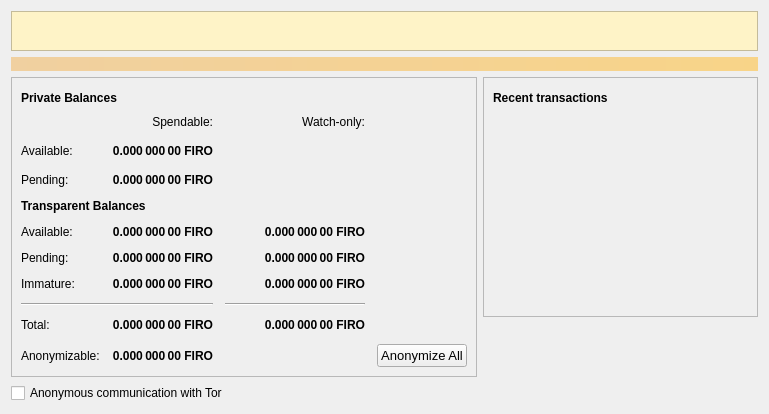
firoorg/firo, file src/qt/forms/overviewpage.ui: the form before one commit.
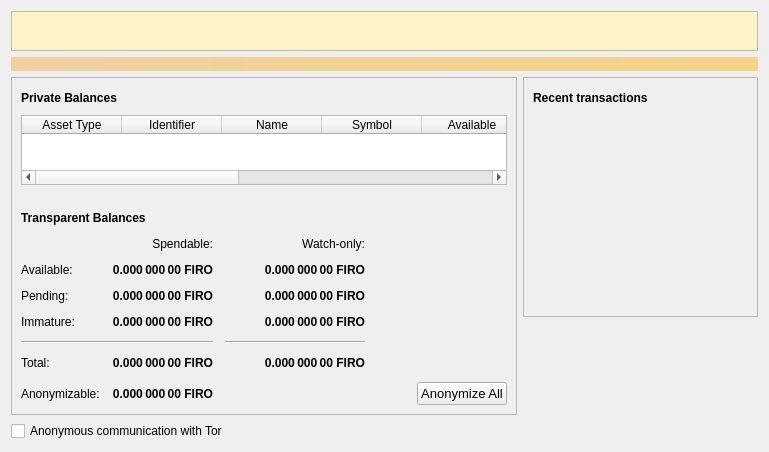
The form after the commit. Icons and pictures are not drawn.

Commit message: Overview page redesign to display any spats balances as well. Also a small refactoring in myownspats code.

The edit to the form file:
```diff
--- a/src/qt/forms/overviewpage.ui
+++ b/src/qt/forms/overviewpage.ui
@@ -15,75 +15,75 @@
   </property>
   <layout class="QVBoxLayout" name="topLayout">
    <item>
-     <widget class="QFrame" name="warningFrame">
-      <property name="frameShape">
-       <enum>QFrame::StyledPanel</enum>
-      </property>
-      <property name="frameShadow">
-       <enum>QFrame::Raised</enum>
-      </property>
-       <property name="styleSheet">
-         <string>font-size: 14px; color: #92400E; background-color:#FEF3C7;</string>
-       </property>
-      <layout class="QHBoxLayout" name="warningLayout">
-       <item>
-        <spacer name="horizontalSpacer_warning1">
-          <property name="orientation">
-          <enum>Qt::Horizontal</enum>
-          </property>
-          <property name="sizeHint" stdset="0">
-          <size>
+    <widget class="QFrame" name="warningFrame">
+     <property name="styleSheet">
+      <string>font-size: 14px; color: #92400E; background-color:#FEF3C7;</string>
+     </property>
+     <property name="frameShape">
+      <enum>QFrame::StyledPanel</enum>
+     </property>
+     <property name="frameShadow">
+      <enum>QFrame::Raised</enum>
+     </property>
+     <layout class="QHBoxLayout" name="warningLayout">
+      <item>
+       <spacer name="horizontalSpacer_warning1">
+        <property name="orientation">
+         <enum>Qt::Horizontal</enum>
+        </property>
+        <property name="sizeHint" stdset="0">
+         <size>
           <width>20</width>
           <height>20</height>
-          </size>
-          </property>
-        </spacer>
-       </item>
-       <item>
-         <widget class="QLabel" name="textWarning1">
-           <property name="text">
-           <string> </string>
-           </property>
-           <property name="alignment">
-             <set>Qt::AlignCenter</set>
-           </property>
-         </widget>
-       </item>
-       <item>
+         </size>
+        </property>
+       </spacer>
+      </item>
+      <item>
+       <widget class="QLabel" name="textWarning1">
+        <property name="text">
+         <string/>
+        </property>
+        <property name="alignment">
+         <set>Qt::AlignCenter</set>
+        </property>
+       </widget>
+      </item>
+      <item>
        <widget class="QPushButton" name="migrateButton">
-         <property name="text">
+        <property name="styleSheet">
+         <string>padding-left: -60px; padding-right: -60px; font-weight: bold</string>
+        </property>
+        <property name="text">
          <string> Click here </string>
-         </property>
-         <property name="styleSheet">
-          <string>padding-left: -60px; padding-right: -60px; font-weight: bold</string>
-         </property>
+        </property>
        </widget>
-       </item>
-       <item>
-         <widget class="QLabel" name="textWarning2">
-           <property name="text">
-           <string> </string>
-           </property>
-           <property name="alignment">
-             <set>Qt::AlignCenter</set>
-           </property>
-         </widget>
-       </item>
-       <item>
-        <spacer name="horizontalSpacer_warning2">
-          <property name="orientation">
-          <enum>Qt::Horizontal</enum>
-          </property>
-          <property name="sizeHint" stdset="0">
-          <size>
+      </item>
+      <item>
+       <widget class="QLabel" name="textWarning2">
+        <property name="text">
+         <string/>
+        </property>
+        <property name="alignment">
+         <set>Qt::AlignCenter</set>
+        </property>
+       </widget>
+      </item>
+      <item>
+       <spacer name="horizontalSpacer_warning2">
+        <property name="orientation">
+         <enum>Qt::Horizontal</enum>
+        </property>
+        <property name="sizeHint" stdset="0">
+         <size>
           <width>40</width>
           <height>20</height>
-          </size>
-          </property>
-        </spacer>
-       </item>
-      </layout>
-      </widget>
+         </size>
+        </property>
+       </spacer>
+      </item>
+     </layout>
+    </widget>
    </item>
    <item>
     <widget class="QLabel" name="labelAlerts">
@@ -105,7 +105,7 @@
     </widget>
    </item>
    <item>
-    <layout class="QHBoxLayout" name="horizontalLayout" stretch="1,1">
+    <layout class="QHBoxLayout" name="horizontalLayout" stretch="0,1">
      <item>
       <layout class="QVBoxLayout" name="verticalLayout_2">
        <item>
@@ -180,18 +180,81 @@
             </item>
            </layout>
           </item>
+          <item>
+           <widget class="QTableWidget" name="tableWidgetSparkBalances">
+            <property name="editTriggers">
+             <set>QAbstractItemView::NoEditTriggers</set>
+            </property>
+            <property name="alternatingRowColors">
+             <bool>true</bool>
+            </property>
+            <property name="selectionMode">
+             <enum>QAbstractItemView::SingleSelection</enum>
+            </property>
+            <property name="selectionBehavior">
+             <enum>QAbstractItemView::SelectRows</enum>
+            </property>
+            <property name="sortingEnabled">
+             <bool>true</bool>
+            </property>
+            <property name="columnCount">
+             <number>9</number>
+            </property>
+            <attribute name="horizontalHeaderStretchLastSection">
+             <bool>true</bool>
+            </attribute>
+            <column>
+             <property name="text">
+              <string>Asset Type</string>
+             </property>
+            </column>
+            <column>
+             <property name="text">
+              <string>Identifier</string>
+             </property>
+            </column>
+            <column>
+             <property name="text">
+              <string>Name</string>
+             </property>
+            </column>
+            <column>
+             <property name="text">
+              <string>Symbol</string>
+             </property>
+            </column>
+            <column>
+             <property name="text">
+              <string>Available</string>
+             </property>
+            </column>
+            <column>
+             <property name="text">
+              <string>Pending</string>
+             </property>
+            </column>
+            <column>
+             <property name="text">
+              <string>Fungible</string>
+             </property>
+            </column>
+            <column>
+             <property name="text">
+              <string>Metadata</string>
+             </property>
+            </column>
+            <column>
+             <property name="text">
+              <string>Description</string>
+             </property>
+            </column>
+           </widget>
+          </item>
           <item>
            <layout class="QGridLayout" name="gridLayout">
             <property name="spacing">
              <number>12</number>
             </property>
-            <item row="16" column="0">
-             <widget class="QLabel" name="labelAnonymizableText">
-              <property name="text">
-               <string>Anonymizable:</string>
-              </property>
-             </widget>
-            </item>
             <item row="2" column="3">
              <spacer name="horizontalSpacer_2">
               <property name="orientation">
@@ -205,62 +268,8 @@
               </property>
              </spacer>
             </item>
-            <item row="6" column="0" colspan="2">
-             <widget class="QLabel" name="label">
-              <property name="font">
-               <font>
-                <weight>75</weight>
-                <bold>true</bold>
-               </font>
-              </property>
-              <property name="text">
-               <string>Transparent Balances</string>
-              </property>
-             </widget>
-            </item>
-            <item row="16" column="1">
-             <widget class="QLabel" name="labelAnonymizable">
-              <property name="font">
-               <font>
-                <weight>75</weight>
-                <bold>true</bold>
-               </font>
-              </property>
-              <property name="text">
-               <string>0.000 000 00 FIRO</string>
-              </property>
-              <property name="alignment">
-               <set>Qt::AlignRight|Qt::AlignTrailing|Qt::AlignVCenter</set>
-              </property>
-             </widget>
-            </item>
-            <item row="11" column="2">
-             <widget class="QLabel" name="labelWatchPending">
-              <property name="font">
-               <font>
-                <weight>75</weight>
-                <bold>true</bold>
-               </font>
-              </property>
-              <property name="cursor">
-               <cursorShape>IBeamCursor</cursorShape>
-              </property>
-              <property name="toolTip">
-               <string>Unconfirmed transactions to watch-only addresses</string>
-              </property>
-              <property name="text">
-               <string notr="true">0.000 000 00 FIRO</string>
-              </property>
-              <property name="alignment">
-               <set>Qt::AlignRight|Qt::AlignTrailing|Qt::AlignVCenter</set>
-              </property>
-              <property name="textInteractionFlags">
-               <set>Qt::LinksAccessibleByMouse|Qt::TextSelectableByKeyboard|Qt::TextSelectableByMouse</set>
-              </property>
-             </widget>
-            </item>
             <item row="10" column="1">
-             <widget class="QLabel" name="labelBalance">
+             <widget class="QLabel" name="labelUnconfirmed">
               <property name="font">
                <font>
                 <weight>75</weight>
@@ -271,42 +280,7 @@
                <cursorShape>IBeamCursor</cursorShape>
               </property>
               <property name="toolTip">
-               <string>Your current spendable balance</string>
-              </property>
-              <property name="text">
-               <string notr="true">0.000 000 00 FIRO</string>
-              </property>
-              <property name="alignment">
-               <set>Qt::AlignRight|Qt::AlignTrailing|Qt::AlignVCenter</set>
-              </property>
-              <property name="textInteractionFlags">
-               <set>Qt::LinksAccessibleByMouse|Qt::TextSelectableByKeyboard|Qt::TextSelectableByMouse</set>
-              </property>
-             </widget>
-            </item>
-            <item row="0" column="1">
-             <widget class="QLabel" name="labelSpendable">
-              <property name="text">
-               <string>Spendable:</string>
-              </property>
-              <property name="alignment">
-               <set>Qt::AlignRight|Qt::AlignTrailing|Qt::AlignVCenter</set>
-              </property>
-             </widget>
-            </item>
-            <item row="10" column="2">
-             <widget class="QLabel" name="labelWatchAvailable">
-              <property name="font">
-               <font>
-                <weight>75</weight>
-                <bold>true</bold>
-               </font>
-              </property>
-              <property name="cursor">
-               <cursorShape>IBeamCursor</cursorShape>
-              </property>
-              <property name="toolTip">
-               <string>Your current balance in watch-only addresses</string>
+               <string>Total of transactions that have yet to be confirmed, and do not yet count toward the spendable balance</string>
               </property>
               <property name="text">
                <string notr="true">0.000 000 00 FIRO</string>
@@ -320,71 +294,45 @@
              </widget>
             </item>
             <item row="11" column="0">
+             <widget class="QLabel" name="labelImmatureText">
+              <property name="text">
+               <string>Immature:</string>
+              </property>
+             </widget>
+            </item>
+            <item row="14" column="1">
+             <widget class="QLabel" name="labelTotal">
+              <property name="font">
+               <font>
+                <weight>75</weight>
+                <bold>true</bold>
+               </font>
+              </property>
+              <property name="cursor">
+               <cursorShape>IBeamCursor</cursorShape>
+              </property>
+              <property name="toolTip">
+               <string>Your current total balance</string>
+              </property>
+              <property name="text">
+               <string notr="true">0.000 000 00 FIRO</string>
+              </property>
+              <property name="alignment">
+               <set>Qt::AlignRight|Qt::AlignTrailing|Qt::AlignVCenter</set>
+              </property>
+              <property name="textInteractionFlags">
+               <set>Qt::LinksAccessibleByMouse|Qt::TextSelectableByKeyboard|Qt::TextSelectableByMouse</set>
+              </property>
+             </widget>
+            </item>
+            <item row="10" column="0">
              <widget class="QLabel" name="labelPendingText">
               <property name="text">
                <string>Pending:</string>
               </property>
              </widget>
             </item>
-            <item row="5" column="1">
-             <widget class="QLabel" name="labelUnconfirmedPrivate">
-              <property name="font">
-               <font>
-                <weight>75</weight>
-                <bold>true</bold>
-               </font>
-              </property>
-              <property name="cursor">
-               <cursorShape>IBeamCursor</cursorShape>
-              </property>
-              <property name="toolTip">
-               <string>Total of anonymize transactions that have yet to be confirmed, and do not yet count toward the spendable balance</string>
-              </property>
-              <property name="text">
-               <string>0.000 000 00 FIRO</string>
-              </property>
-              <property name="alignment">
-               <set>Qt::AlignRight|Qt::AlignTrailing|Qt::AlignVCenter</set>
-              </property>
-              <property name="textInteractionFlags">
-               <set>Qt::LinksAccessibleByMouse|Qt::TextSelectableByKeyboard|Qt::TextSelectableByMouse</set>
-              </property>
-             </widget>
-            </item>
-            <item row="5" column="0">
-             <widget class="QLabel" name="labelUnconfirmedPrivateText">
-              <property name="text">
-               <string>Pending:</string>
-              </property>
-             </widget>
-            </item>
-            <item row="13" column="2">
-             <widget class="Line" name="lineWatchBalance">
-              <property name="sizePolicy">
-               <sizepolicy hsizetype="Preferred" vsizetype="Fixed">
-                <horstretch>0</horstretch>
-                <verstretch>0</verstretch>
-               </sizepolicy>
-              </property>
-              <property name="minimumSize">
-               <size>
-                <width>140</width>
-                <height>0</height>
-               </size>
-              </property>
-              <property name="orientation">
-               <enum>Qt::Horizontal</enum>
-              </property>
-             </widget>
-            </item>
-            <item row="15" column="0">
-             <widget class="QLabel" name="labelTotalText">
-              <property name="text">
-               <string>Total:</string>
-              </property>
-             </widget>
-            </item>
-            <item row="0" column="2">
+            <item row="6" column="2">
              <widget class="QLabel" name="labelWatchonly">
               <property name="text">
                <string>Watch-only:</string>
@@ -394,39 +342,86 @@
               </property>
              </widget>
             </item>
-            <item row="10" column="0">
+            <item row="15" column="4">
+             <widget class="QPushButton" name="anonymizeButton">
+              <property name="sizePolicy">
+               <sizepolicy hsizetype="Minimum" vsizetype="Minimum">
+                <horstretch>0</horstretch>
+                <verstretch>0</verstretch>
+               </sizepolicy>
+              </property>
+              <property name="font">
+               <font>
+                <pointsize>10</pointsize>
+               </font>
+              </property>
+              <property name="text">
+               <string>Anonymize All</string>
+              </property>
+             </widget>
+            </item>
+            <item row="9" column="0">
              <widget class="QLabel" name="labelBalanceText">
               <property name="text">
                <string>Available:</string>
               </property>
              </widget>
             </item>
+            <item row="5" column="0" colspan="2">
+             <widget class="QLabel" name="label">
+              <property name="font">
+               <font>
+                <weight>75</weight>
+                <bold>true</bold>
+               </font>
+              </property>
+              <property name="text">
+               <string>Transparent Balances</string>
+              </property>
+             </widget>
+            </item>
+            <item row="10" column="2">
+             <widget class="QLabel" name="labelWatchPending">
+              <property name="font">
+               <font>
+                <weight>75</weight>
+                <bold>true</bold>
+               </font>
+              </property>
+              <property name="cursor">
+               <cursorShape>IBeamCursor</cursorShape>
+              </property>
+              <property name="toolTip">
+               <string>Unconfirmed transactions to watch-only addresses</string>
+              </property>
+              <property name="text">
+               <string notr="true">0.000 000 00 FIRO</string>
+              </property>
+              <property name="alignment">
+               <set>Qt::AlignRight|Qt::AlignTrailing|Qt::AlignVCenter</set>
+              </property>
+              <property name="textInteractionFlags">
+               <set>Qt::LinksAccessibleByMouse|Qt::TextSelectableByKeyboard|Qt::TextSelectableByMouse</set>
+              </property>
+             </widget>
+            </item>
             <item row="15" column="1">
-             <widget class="QLabel" name="labelTotal">
+             <widget class="QLabel" name="labelAnonymizable">
               <property name="font">
                <font>
                 <weight>75</weight>
                 <bold>true</bold>
                </font>
               </property>
-              <property name="cursor">
-               <cursorShape>IBeamCursor</cursorShape>
-              </property>
-              <property name="toolTip">
-               <string>Your current total balance</string>
-              </property>
               <property name="text">
-               <string notr="true">0.000 000 00 FIRO</string>
+               <string>0.000 000 00 FIRO</string>
               </property>
               <property name="alignment">
                <set>Qt::AlignRight|Qt::AlignTrailing|Qt::AlignVCenter</set>
               </property>
-              <property name="textInteractionFlags">
-               <set>Qt::LinksAccessibleByMouse|Qt::TextSelectableByKeyboard|Qt::TextSelectableByMouse</set>
-              </property>
              </widget>
             </item>
-            <item row="15" column="2">
+            <item row="14" column="2">
              <widget class="QLabel" name="labelWatchTotal">
               <property name="font">
                <font>
@@ -451,7 +446,7 @@
               </property>
              </widget>
             </item>
-            <item row="13" column="0" colspan="2">
+            <item row="12" column="0" colspan="2">
              <widget class="Line" name="lineTotalBalance">
               <property name="orientation">
                <enum>Qt::Horizontal</enum>
@@ -459,56 +454,6 @@
              </widget>
             </item>
             <item row="11" column="1">
-             <widget class="QLabel" name="labelUnconfirmed">
-              <property name="font">
-               <font>
-                <weight>75</weight>
-                <bold>true</bold>
-               </font>
-              </property>
-              <property name="cursor">
-               <cursorShape>IBeamCursor</cursorShape>
-              </property>
-              <property name="toolTip">
-               <string>Total of transactions that have yet to be confirmed, and do not yet count toward the spendable balance</string>
-              </property>
-              <property name="text">
-               <string notr="true">0.000 000 00 FIRO</string>
-              </property>
-              <property name="alignment">
-               <set>Qt::AlignRight|Qt::AlignTrailing|Qt::AlignVCenter</set>
-              </property>
-              <property name="textInteractionFlags">
-               <set>Qt::LinksAccessibleByMouse|Qt::TextSelectableByKeyboard|Qt::TextSelectableByMouse</set>
-              </property>
-             </widget>
-            </item>
-            <item row="16" column="4">
-             <widget class="QPushButton" name="anonymizeButton">
-              <property name="sizePolicy">
-               <sizepolicy hsizetype="Minimum" vsizetype="Minimum">
-                <horstretch>0</horstretch>
-                <verstretch>0</verstretch>
-               </sizepolicy>
-              </property>
-              <property name="font">
-               <font>
-                <pointsize>10</pointsize>
-               </font>
-              </property>
-              <property name="text">
-               <string>Anonymize All</string>
-              </property>
-             </widget>
-            </item>
-            <item row="12" column="0">
-             <widget class="QLabel" name="labelImmatureText">
-              <property name="text">
-               <string>Immature:</string>
-              </property>
-             </widget>
-            </item>
-            <item row="12" column="1">
              <widget class="QLabel" name="labelImmature">
               <property name="font">
                <font>
@@ -533,7 +478,17 @@
               </property>
              </widget>
             </item>
-            <item row="12" column="2">
+            <item row="6" column="1">
+             <widget class="QLabel" name="labelSpendable">
+              <property name="text">
+               <string>Spendable:</string>
+              </property>
+              <property name="alignment">
+               <set>Qt::AlignRight|Qt::AlignTrailing|Qt::AlignVCenter</set>
+              </property>
+             </widget>
+            </item>
+            <item row="11" column="2">
              <widget class="QLabel" name="labelWatchImmature">
               <property name="font">
                <font>
@@ -558,15 +513,66 @@
               </property>
              </widget>
             </item>
-            <item row="2" column="0">
-             <widget class="QLabel" name="labelPrivateText">
+            <item row="9" column="2">
+             <widget class="QLabel" name="labelWatchAvailable">
+              <property name="font">
+               <font>
+                <weight>75</weight>
+                <bold>true</bold>
+               </font>
+              </property>
+              <property name="cursor">
+               <cursorShape>IBeamCursor</cursorShape>
+              </property>
+              <property name="toolTip">
+               <string>Your current balance in watch-only addresses</string>
+              </property>
               <property name="text">
-               <string>Available:</string>
+               <string notr="true">0.000 000 00 FIRO</string>
               </property>
+              <property name="alignment">
+               <set>Qt::AlignRight|Qt::AlignTrailing|Qt::AlignVCenter</set>
+              </property>
+              <property name="textInteractionFlags">
+               <set>Qt::LinksAccessibleByMouse|Qt::TextSelectableByKeyboard|Qt::TextSelectableByMouse</set>
+              </property>
              </widget>
             </item>
-            <item row="2" column="1">
-             <widget class="QLabel" name="labelPrivate">
+            <item row="15" column="0">
+             <widget class="QLabel" name="labelAnonymizableText">
+              <property name="text">
+               <string>Anonymizable:</string>
+              </property>
+             </widget>
+            </item>
+            <item row="12" column="2">
+             <widget class="Line" name="lineWatchBalance">
+              <property name="sizePolicy">
+               <sizepolicy hsizetype="Preferred" vsizetype="Fixed">
+                <horstretch>0</horstretch>
+                <verstretch>0</verstretch>
+               </sizepolicy>
+              </property>
+              <property name="minimumSize">
+               <size>
+                <width>140</width>
+                <height>0</height>
+               </size>
+              </property>
+              <property name="orientation">
+               <enum>Qt::Horizontal</enum>
+              </property>
+             </widget>
+            </item>
+            <item row="14" column="0">
+             <widget class="QLabel" name="labelTotalText">
+              <property name="text">
+               <string>Total:</string>
+              </property>
+             </widget>
+            </item>
+            <item row="9" column="1">
+             <widget class="QLabel" name="labelBalance">
               <property name="font">
                <font>
                 <weight>75</weight>
@@ -577,10 +583,10 @@
                <cursorShape>IBeamCursor</cursorShape>
               </property>
               <property name="toolTip">
-               <string>Your current spendable anonymized balance</string>
+               <string>Your current spendable balance</string>
               </property>
               <property name="text">
-               <string>0.000 000 00 FIRO</string>
+               <string notr="true">0.000 000 00 FIRO</string>
               </property>
               <property name="alignment">
                <set>Qt::AlignRight|Qt::AlignTrailing|Qt::AlignVCenter</set>
@@ -719,7 +725,7 @@
          </layout>
         </widget>
        </item>
-        <item>
+       <item>
         <spacer name="verticalSpacer_2">
          <property name="orientation">
           <enum>Qt::Vertical</enum>
```
The commit also changes 22 other files.
